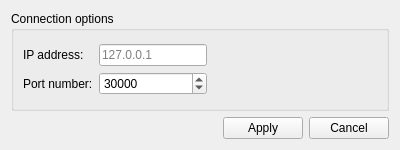
Above: src/ui/connectionoptions.ui from etengabeko/etwas before the change. Below: the same form after it.
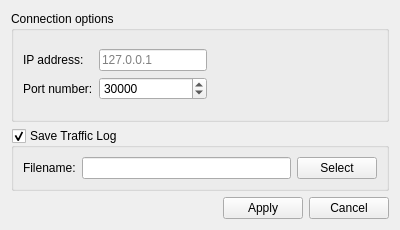
That is the form after the change.

```diff
--- a/src/ui/connectionoptions.ui
+++ b/src/ui/connectionoptions.ui
@@ -7,7 +7,7 @@
     <x>0</x>
     <y>0</y>
     <width>400</width>
-    <height>150</height>
+    <height>230</height>
    </rect>
   </property>
   <property name="sizePolicy">
@@ -19,7 +19,7 @@
   <property name="minimumSize">
    <size>
     <width>400</width>
-    <height>150</height>
+    <height>230</height>
    </size>
   </property>
   <property name="windowTitle">
@@ -120,6 +120,35 @@
      </layout>
     </widget>
    </item>
+   <item>
+    <widget class="QGroupBox" name="logfileGroupBox">
+     <property name="title">
+      <string>Save Traffic Log</string>
+     </property>
+     <property name="checkable">
+      <bool>true</bool>
+     </property>
+     <layout class="QHBoxLayout" name="horizontalLayout_2">
+      <item>
+       <widget class="QLabel" name="fileNameLabel">
+        <property name="text">
+         <string>Filename:</string>
+        </property>
+       </widget>
+      </item>
+      <item>
+       <widget class="QLineEdit" name="fileNameLineEdit"/>
+      </item>
+      <item>
+       <widget class="QPushButton" name="selectButton">
+        <property name="text">
+         <string>Select</string>
+        </property>
+       </widget>
+      </item>
+     </layout>
+    </widget>
+   </item>
    <item>
     <layout class="QHBoxLayout" name="horizontalLayout">
      <item>
```
Left out of the diff: 9 changed lines with no effect on the pictures.
